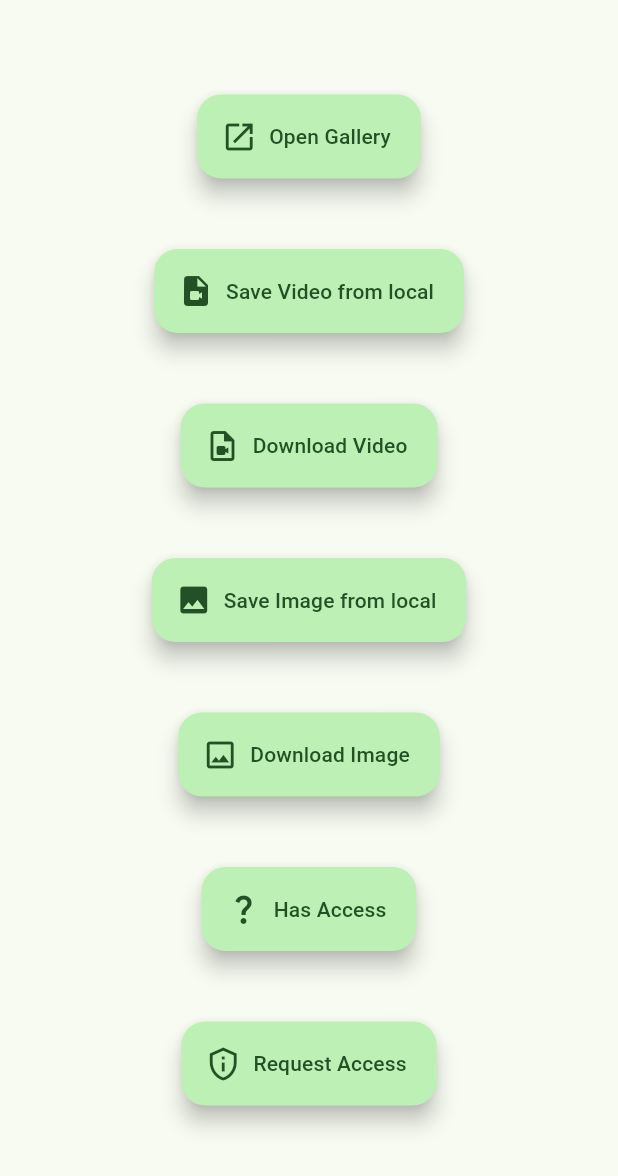
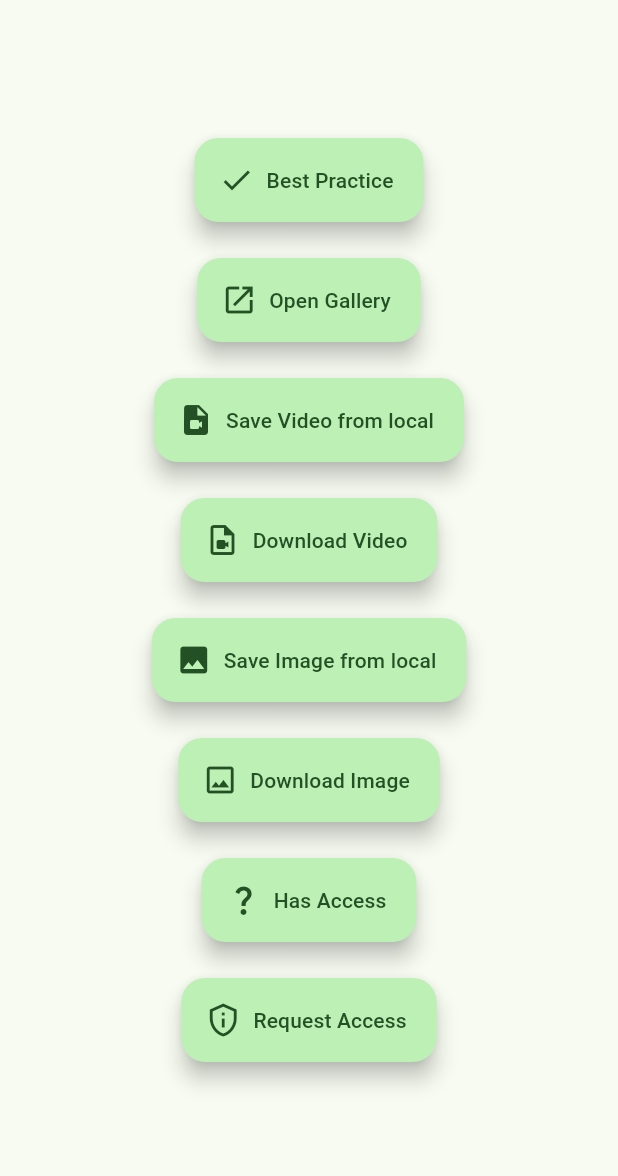
Before and after one commit to natsuk4ze/gal, a Flutter app: the screen it shows after launch, on a phone screen of 412 x 824 dp, the part 60-1236 px from its top. Run offline on Flutter 3.47's test engine with Material 2 defaults, Android fonts, the light colour scheme and no system bars; our stand-ins replace dio, plugin_platform_interface.

Commit message:
Add best practice and Refactor

```diff
--- a/example/lib/main.dart
+++ b/example/lib/main.dart
@@ -6,6 +6,7 @@ import 'package:flutter/material.dart';
 import 'package:flutter/services.dart';
 
 import 'package:gal/gal.dart';
+import 'package:gal/gal_exception.dart';
 
 void main() {
   runApp(const App());
@@ -23,6 +24,7 @@ class App extends StatelessWidget {
         onPressed: () async => Gal.open(),
       ),
     );
+
     return MaterialApp(
       theme: ThemeData(
         useMaterial3: true,
@@ -38,15 +40,45 @@ class App extends StatelessWidget {
         ),
         body: Builder(builder: (context) {
           return Center(
+            child: SingleChildScrollView(
               child: Column(
-              mainAxisAlignment: MainAxisAlignment.spaceEvenly,
                 children: [
-                FloatingActionButton.extended(
+                  _Button(
+                    onPressed: () async {
+                      final requestGranted = await Gal.requestAccess();
+                      if (!requestGranted && context.mounted) {
+                        showDialog(
+                          context: context,
+                          builder: (context) => AlertDialog(
+                            title: const Text("Unable to save"),
+                            content: const Text(
+                                "Please allow access to the Photos app."),
+                            actions: [
+                              TextButton(
+                                child: const Text("OK"),
+                                onPressed: () => Navigator.pop(context),
+                              ),
+                            ],
+                          ),
+                        );
+                        return;
+                      }
+                      final path = await getFilePath('assets/done.jpg');
+                      try {
+                        await Gal.putImage(path);
+                      } on GalException catch (e) {
+                        log(e.toString());
+                      }
+                    },
+                    label: 'Best Practice',
+                    icon: Icons.done,
+                  ),
+                  _Button(
                     onPressed: () async => Gal.open(),
-                  label: const Text('Open Gallery'),
-                  icon: const Icon(Icons.open_in_new),
+                    label: 'Open Gallery',
+                    icon: Icons.open_in_new,
                   ),
-                FloatingActionButton.extended(
+                  _Button(
                     onPressed: () async {
                       final path = await getFilePath('assets/done.mp4');
                       await Gal.putVideo(path);
@@ -54,10 +86,10 @@ class App extends StatelessWidget {
                         ScaffoldMessenger.of(context).showSnackBar(snackBar);
                       }
                     },
-                  label: const Text('Save Video from local'),
-                  icon: const Icon(Icons.video_file),
+                    label: 'Save Video from local',
+                    icon: Icons.video_file,
                   ),
-                FloatingActionButton.extended(
+                  _Button(
                     onPressed: () async {
                       final path = '${Directory.systemTemp.path}/done.mp4';
                       await Dio().download(
@@ -69,10 +101,10 @@ class App extends StatelessWidget {
                         ScaffoldMessenger.of(context).showSnackBar(snackBar);
                       }
                     },
-                  label: const Text('Download Video'),
-                  icon: const Icon(Icons.video_file_outlined),
+                    label: 'Download Video',
+                    icon: Icons.video_file_outlined,
                   ),
-                FloatingActionButton.extended(
+                  _Button(
                     onPressed: () async {
                       final path = await getFilePath('assets/done.jpg');
                       await Gal.putImage(path);
@@ -80,10 +112,10 @@ class App extends StatelessWidget {
                         ScaffoldMessenger.of(context).showSnackBar(snackBar);
                       }
                     },
-                  label: const Text('Save Image from local'),
-                  icon: const Icon(Icons.image),
+                    label: 'Save Image from local',
+                    icon: Icons.image,
                   ),
-                FloatingActionButton.extended(
+                  _Button(
                     onPressed: () async {
                       final path = '${Directory.systemTemp.path}/done.jpg';
                       await Dio().download(
@@ -95,26 +127,27 @@ class App extends StatelessWidget {
                         ScaffoldMessenger.of(context).showSnackBar(snackBar);
                       }
                     },
-                  label: const Text('Download Image'),
-                  icon: const Icon(Icons.image_outlined),
+                    label: 'Download Image',
+                    icon: Icons.image_outlined,
                   ),
-                FloatingActionButton.extended(
+                  _Button(
                     onPressed: () async {
                       final hasAccess = await Gal.hasAccess();
-                    log(hasAccess.toString());
+                      log('Has Access:${hasAccess.toString()}');
                     },
-                  label: const Text('Has Access'),
-                  icon: const Icon(Icons.question_mark),
+                    label: 'Has Access',
+                    icon: Icons.question_mark,
                   ),
-                FloatingActionButton.extended(
+                  _Button(
                     onPressed: () async {
-                    final hasAccess = await Gal.requestAccess();
-                    log(hasAccess.toString());
+                      final requestGranted = await Gal.requestAccess();
+                      log('Request Granted:${requestGranted.toString()}');
                     },
-                  label: const Text('Request Access'),
-                  icon: const Icon(Icons.privacy_tip_outlined),
-                )
+                    label: 'Request Access',
+                    icon: Icons.privacy_tip_outlined,
+                  ),
                 ],
+              ),
             ),
           );
         }),
@@ -132,3 +165,27 @@ class App extends StatelessWidget {
     return file.path;
   }
 }
+
+class _Button extends StatelessWidget {
+  const _Button({
+    required this.label,
+    required this.icon,
+    required this.onPressed,
+  });
+
+  final String label;
+  final IconData icon;
+  final void Function() onPressed;
+
+  @override
+  Widget build(BuildContext context) {
+    return Padding(
+      padding: const EdgeInsets.all(12.0),
+      child: FloatingActionButton.extended(
+        onPressed: onPressed,
+        label: Text(label),
+        icon: Icon(icon),
+      ),
+    );
+  }
+}
```
Lines whose indentation alone changed are shown as unchanged.
